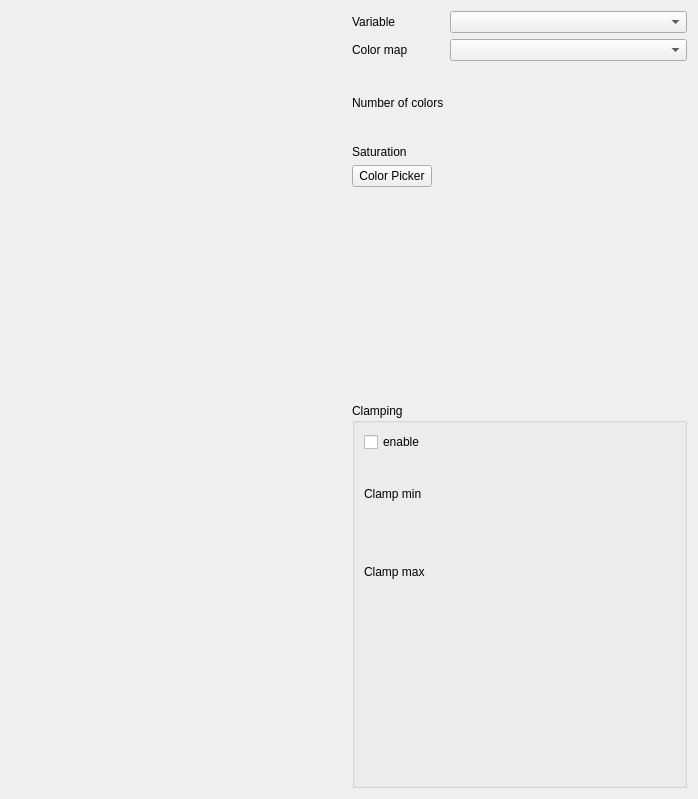
Before: the Qt Designer form smoke/view/colormaptab.ui in bvanloon/Scientific-Visualization, drawn with Qt 5.
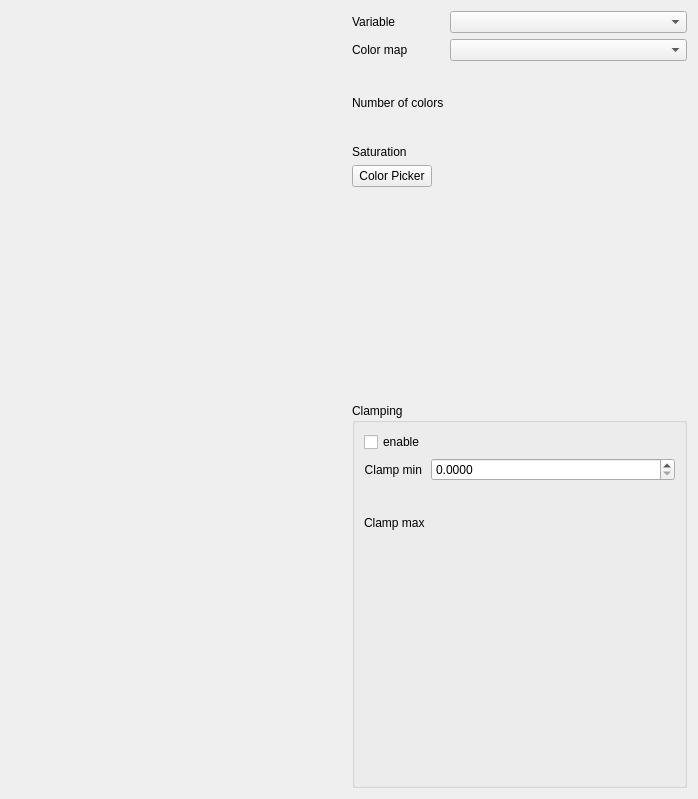
After: the same form once the commit is applied. Custom widgets are drawn as their Qt base class.

Commit message: Replaced the clamp min slider.

Patch:
```diff
--- a/smoke/view/colormaptab.ui
+++ b/smoke/view/colormaptab.ui
@@ -115,7 +115,7 @@
             <property name="minimumSize">
              <size>
               <width>0</width>
-              <height>72</height>
+              <height>0</height>
              </size>
             </property>
             <property name="toolTip">
@@ -125,13 +125,10 @@
              <string>Clamp min</string>
             </property>
             <property name="alignment">
-             <set>Qt::AlignLeading|Qt::AlignLeft|Qt::AlignVCenter</set>
+             <set>Qt::AlignRight|Qt::AlignTrailing|Qt::AlignVCenter</set>
             </property>
            </widget>
           </item>
-          <item row="0" column="1">
-           <widget class="FloatSlider" name="clampingMinimumSlider" native="true"/>
-          </item>
           <item row="1" column="0">
            <widget class="QLabel" name="clampingMaximumLabel">
             <property name="minimumSize">
@@ -161,6 +158,19 @@
             </property>
            </widget>
           </item>
+          <item row="0" column="1">
+           <widget class="QDoubleSpinBox" name="clampingMinimumFloatBox">
+            <property name="decimals">
+             <number>4</number>
+            </property>
+            <property name="maximum">
+             <double>1.000000000000000</double>
+            </property>
+            <property name="singleStep">
+             <double>0.100000000000000</double>
+            </property>
+           </widget>
+          </item>
          </layout>
         </item>
        </layout>
```
The commit also changes 2 other files.
